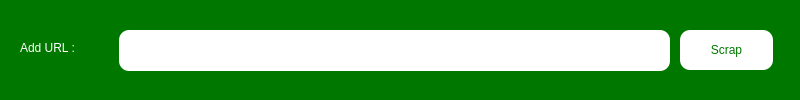
First picture: the form in UI/ScrapURL.ui, repository Bilal-Basharat/Real-Estate-Management-Python-PyQt-, before the edit.
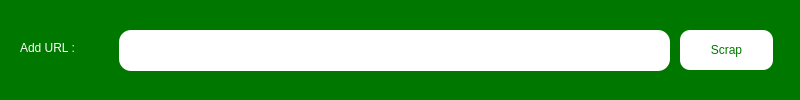
Second picture: the form after the edit.

Patch:
```diff
--- a/UI/ScrapURL.ui
+++ b/UI/ScrapURL.ui
@@ -36,7 +36,7 @@
     </property>
     <property name="styleSheet">
      <string notr="true">background-color: rgb(255, 255, 255);
-border-radius: 10px;</string>
+border-radius: 12px;</string>
     </property>
    </widget>
    <widget class="QLabel" name="label">
```
Left out of the diff: 2 changed lines with no effect on the pictures.
